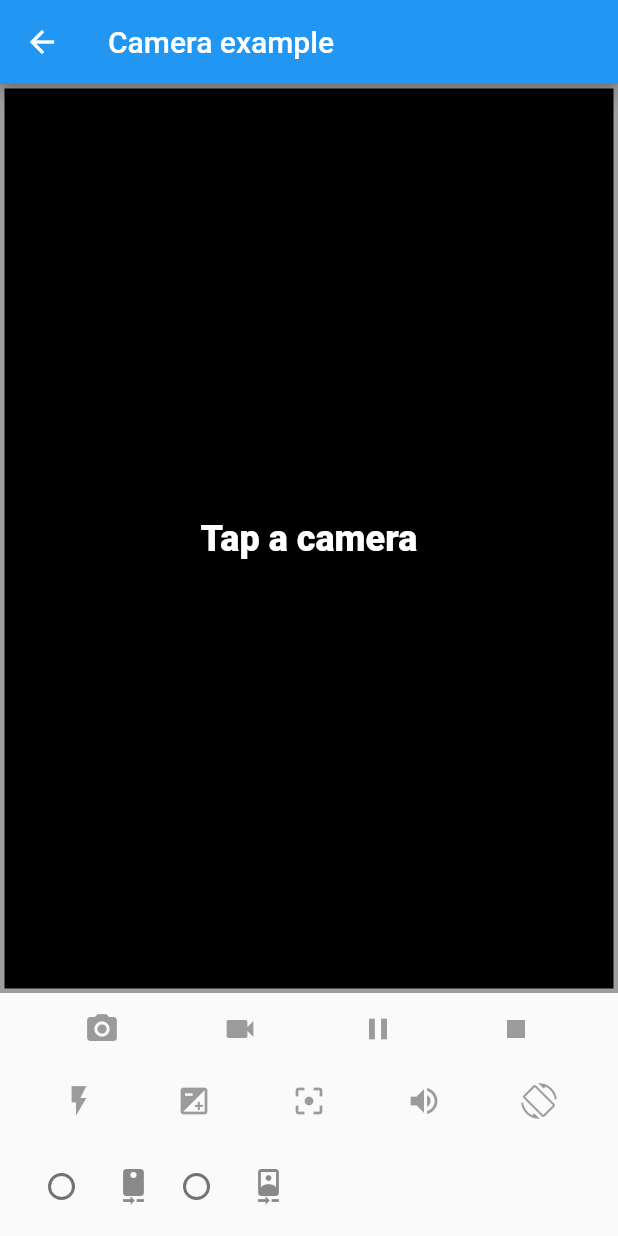
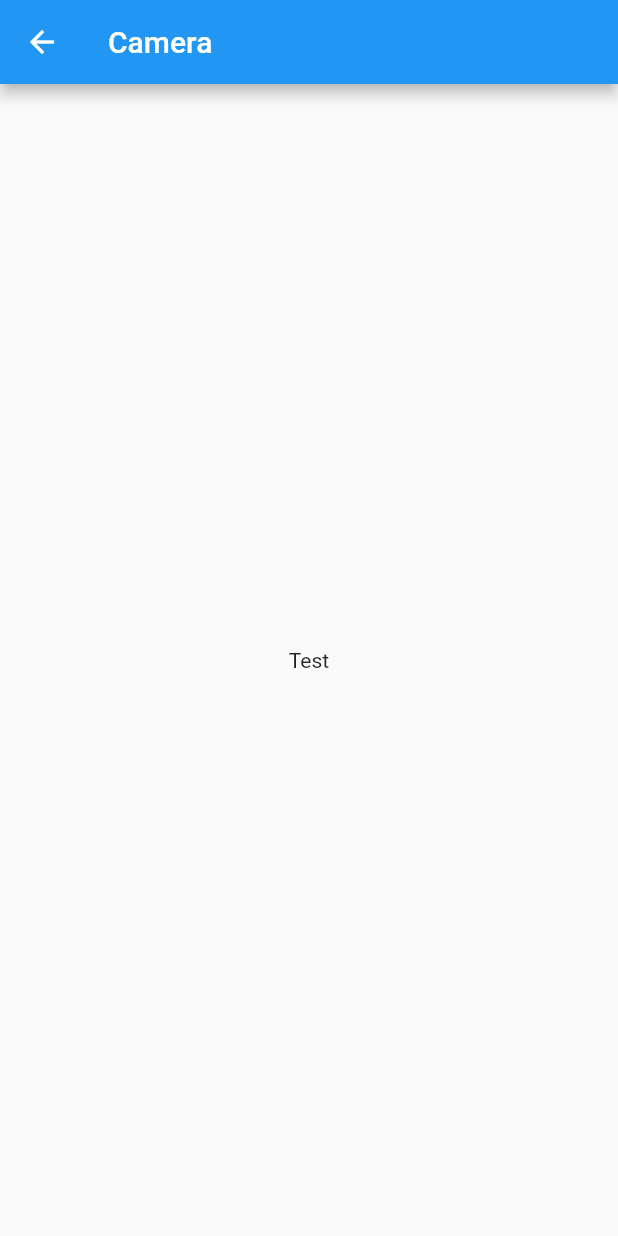
Before and after one commit to rikusen0335/flutter_test_live_app, a Flutter app: the screen it shows after launch, after a tap on "カメラを起動する", on a phone screen of 412 x 824 dp. Run offline on Flutter 3.47's test engine with Material 2 defaults, Android fonts, the phone set to English and light mode, and no system bars; our stand-ins replace camera, video_player.

Commit message:
こういう感じか

```diff
--- /dev/null
+++ b/lib/camera.dart
@@ -0,0 +1,39 @@
+import 'package:camera/camera.dart';
+import 'package:flutter/material.dart';
+
+List<CameraDescription> cameras = [];
+
+class Camera extends StatefulWidget {
+  @override
+  State<StatefulWidget> createState() {
+    return CameraState();
+  }
+}
+
+class CameraState extends State<Camera> {
+  @override
+  void initState() {
+    super.initState();
+    initCamera();
+  }
+
+  void initCamera() async {
+    try {
+      WidgetsFlutterBinding.ensureInitialized();
+      cameras = await availableCameras();
+    } on CameraException catch (e) {
+      print(e.code + e.description);
+    }
+  }
+
+  @override
+  Widget build(BuildContext context) {
+    return Scaffold(
+        appBar: AppBar(
+          title: Text("Camera"),
+        ),
+        body: Center(
+          child: Text("Test"),
+        ));
+  }
+}
--- a/lib/main.dart
+++ b/lib/main.dart
@@ -9,6 +9,7 @@ import 'dart:io';
 
 import 'package:camera/camera.dart';
 import 'package:flutter/material.dart';
+import 'package:test_spoon/camera.dart';
 import 'package:video_player/video_player.dart';
 
 class CameraExampleHome extends StatefulWidget {
@@ -883,7 +884,7 @@ class Home extends StatelessWidget {
             Navigator.push(
                 context,
                 MaterialPageRoute(
-                  builder: (context) => CameraExampleHome(),
+                  builder: (context) => Camera(),
                 ));
           },
         ),
```
